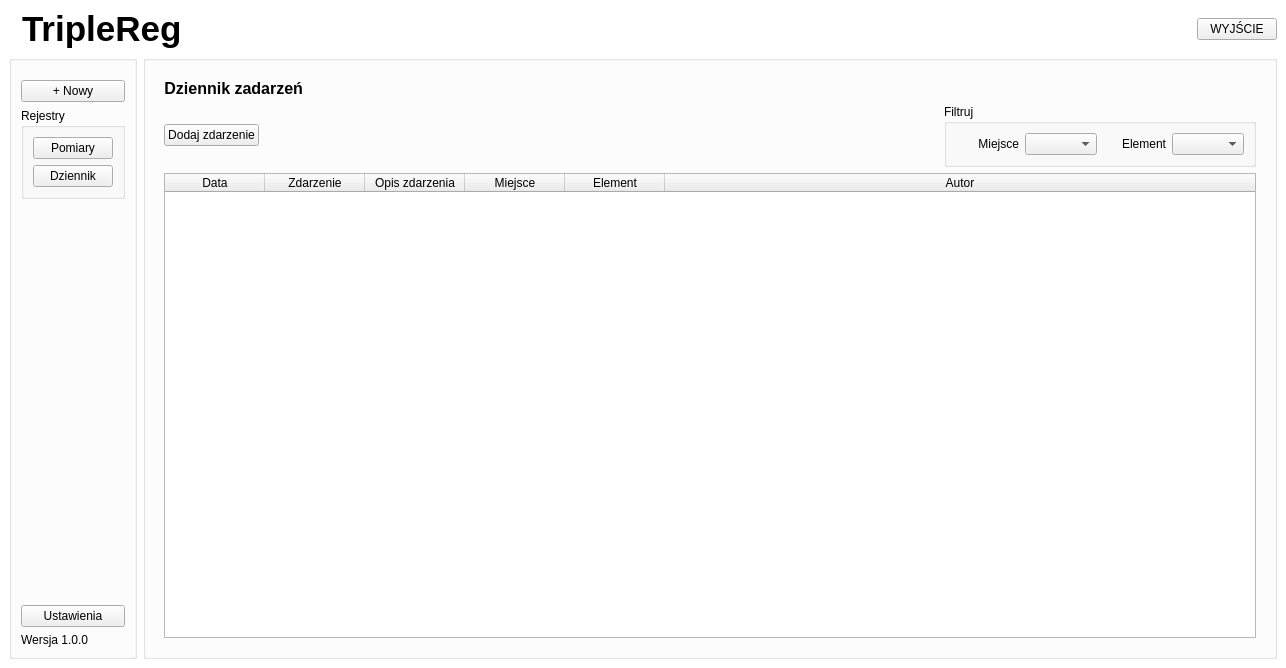
This is TripleReg/mainwindow.ui in ziemastz/SL as Qt 5 draws it before an edit. The edited form follows.
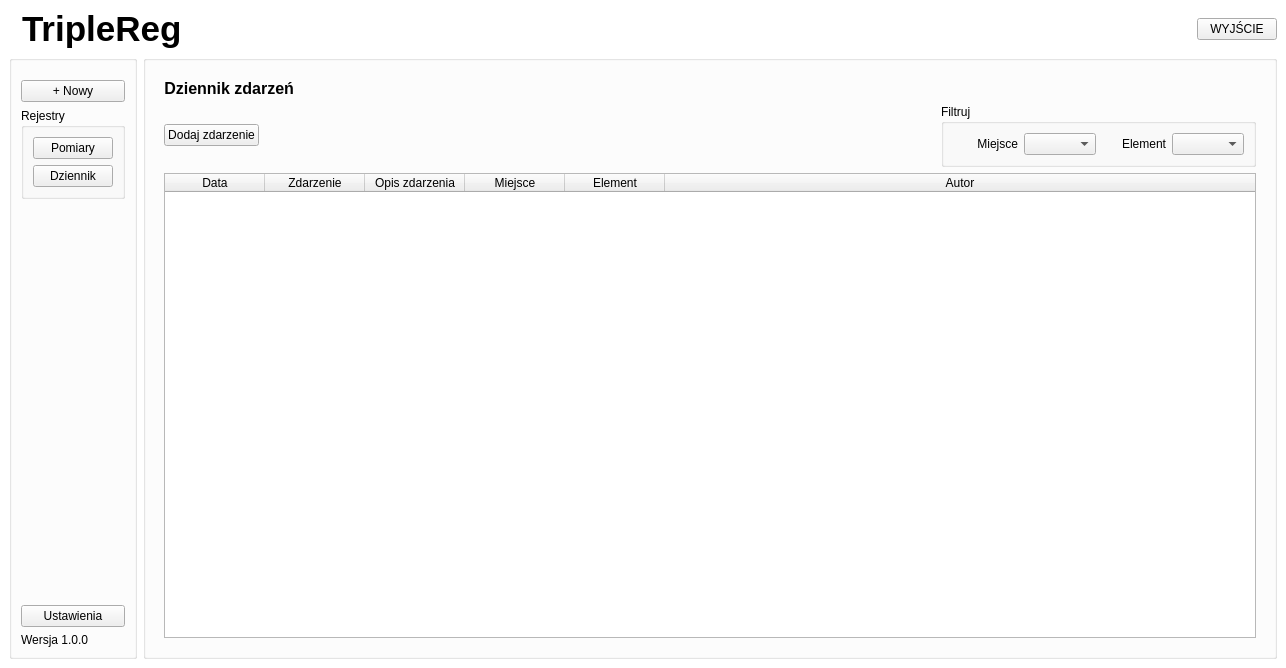
This is the edited form. The open tabs and pages were chosen to show the change. Icons and pictures are not drawn.

Commit message: mala kosmetyczka

Patch:
```diff
--- a/TripleReg/mainwindow.ui
+++ b/TripleReg/mainwindow.ui
@@ -1263,7 +1263,7 @@
               </font>
              </property>
              <property name="text">
-              <string>Dziennik zadarzeń</string>
+              <string>Dziennik zdarzeń</string>
              </property>
              <property name="alignment">
               <set>Qt::AlignRight|Qt::AlignTrailing|Qt::AlignVCenter</set>
```
Left out of the diff: 2 changed lines with no effect on the pictures. The commit also changes 1 other file.
